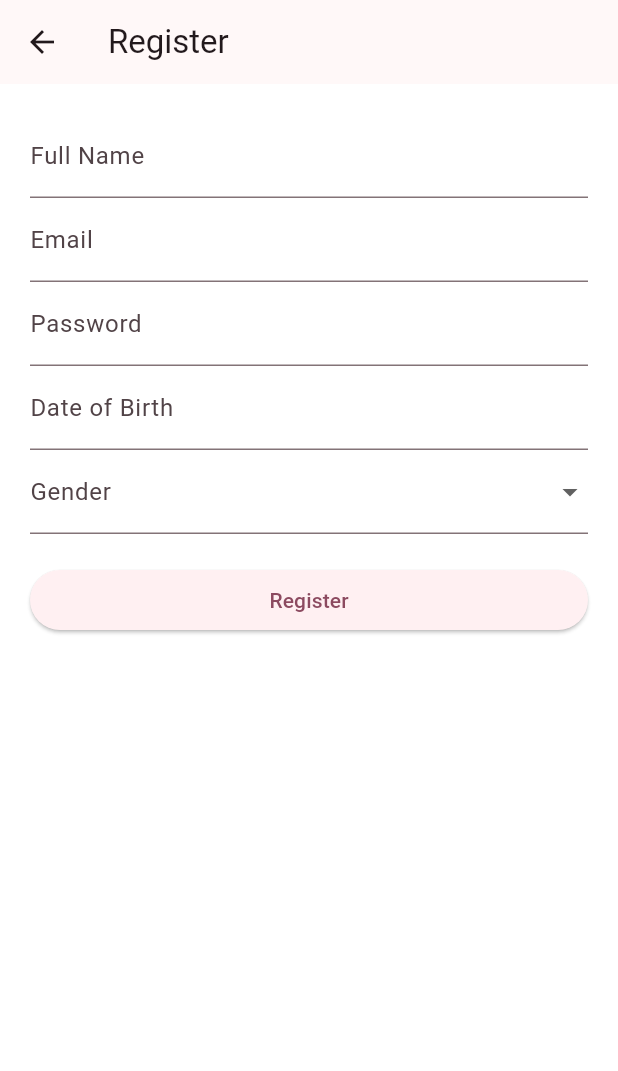
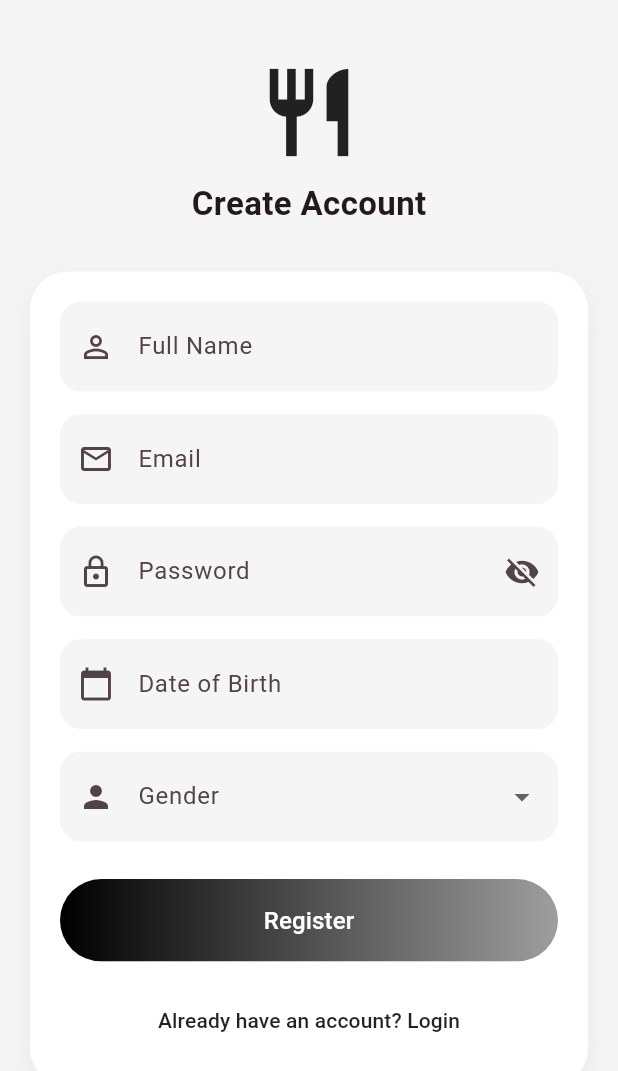
Before and after one commit to MalindaGeethaka/Slate_mobile, a Flutter app: the screen it shows after launch, after a tap on "Register", on a phone screen of 412 x 824 dp. Shown: the top 1071 px of the screen. Run offline on Flutter 3.47's test engine with Material 3 defaults, Android fonts, the phone set to English and light mode, and no system bars; our stand-ins replace google_fonts; network calls fail.

Commit message:
create about us.modify cart,register page and explore page

```diff
--- a/lib/features/auth/register_screen.dart
+++ b/lib/features/auth/register_screen.dart
@@ -17,6 +17,7 @@ class _RegisterScreenState extends State<RegisterScreen> {
   final TextEditingController passwordController = TextEditingController();
   final TextEditingController dobController = TextEditingController();
 
+  bool obscurePassword = true;
   String gender = "";
 
   Future<void> registerUser() async {
@@ -40,7 +41,6 @@ class _RegisterScreenState extends State<RegisterScreen> {
       ScaffoldMessenger.of(
         context,
       ).showSnackBar(SnackBar(content: Text(data["message"])));
-
       Navigator.pop(context);
     } else {
       ScaffoldMessenger.of(
@@ -49,57 +49,185 @@ class _RegisterScreenState extends State<RegisterScreen> {
     }
   }
 
+  InputDecoration customInput(String label, IconData icon) {
+    return InputDecoration(
+      labelText: label,
+      prefixIcon: Icon(icon),
+      filled: true,
+      fillColor: Colors.grey[100],
+      contentPadding: const EdgeInsets.symmetric(vertical: 18),
+      border: OutlineInputBorder(
+        borderRadius: BorderRadius.circular(14),
+        borderSide: BorderSide.none,
+      ),
+    );
+  }
+
   @override
   Widget build(BuildContext context) {
     return Scaffold(
-      appBar: AppBar(title: const Text("Register")),
-      body: Padding(
+      backgroundColor: const Color(0xFFF5F5F5),
+      body: SafeArea(
+        child: SingleChildScrollView(
+          child: Column(
+            children: [
+              const SizedBox(height: 40),
+
+              /// LOGO / TITLE
+              const Icon(Icons.restaurant, size: 70),
+              const SizedBox(height: 10),
+              const Text(
+                "Create Account",
+                style: TextStyle(fontSize: 22, fontWeight: FontWeight.bold),
+              ),
+
+              const SizedBox(height: 30),
+
+              /// WHITE CARD
+              Container(
+                margin: const EdgeInsets.symmetric(horizontal: 20),
                 padding: const EdgeInsets.all(20),
+                decoration: BoxDecoration(
+                  color: Colors.white,
+                  borderRadius: BorderRadius.circular(25),
+                  boxShadow: [
+                    BoxShadow(
+                      color: Colors.grey.withOpacity(0.15),
+                      blurRadius: 15,
+                      offset: const Offset(0, 6),
+                    ),
+                  ],
+                ),
                 child: Form(
                   key: _formKey,
-          child: ListView(
+                  child: Column(
                     children: [
+                      /// NAME
                       TextFormField(
                         controller: nameController,
-                decoration: const InputDecoration(labelText: "Full Name"),
+                        decoration: customInput(
+                          "Full Name",
+                          Icons.person_outline,
+                        ),
                       ),
 
+                      const SizedBox(height: 15),
+
+                      /// EMAIL
                       TextFormField(
                         controller: emailController,
-                decoration: const InputDecoration(labelText: "Email"),
+                        decoration: customInput("Email", Icons.email_outlined),
                       ),
 
+                      const SizedBox(height: 15),
+
+                      /// PASSWORD
                       TextFormField(
                         controller: passwordController,
-                decoration: const InputDecoration(labelText: "Password"),
-                obscureText: true,
+                        obscureText: obscurePassword,
+                        decoration: customInput("Password", Icons.lock_outline)
+                            .copyWith(
+                              suffixIcon: IconButton(
+                                icon: Icon(
+                                  obscurePassword
+                                      ? Icons.visibility_off
+                                      : Icons.visibility,
+                                ),
+                                onPressed: () {
+                                  setState(() {
+                                    obscurePassword = !obscurePassword;
+                                  });
+                                },
+                              ),
+                            ),
                       ),
 
+                      const SizedBox(height: 15),
+
+                      /// DOB
                       TextFormField(
                         controller: dobController,
-                decoration: const InputDecoration(labelText: "Date of Birth"),
+                        decoration: customInput(
+                          "Date of Birth",
+                          Icons.calendar_today,
+                        ),
                       ),
 
+                      const SizedBox(height: 15),
+
+                      /// GENDER
                       DropdownButtonFormField<String>(
-                initialValue: gender.isEmpty ? null : gender,
+                        value: gender.isEmpty ? null : gender,
+                        decoration: customInput("Gender", Icons.person),
                         items: const [
                           DropdownMenuItem(value: "Male", child: Text("Male")),
-                  DropdownMenuItem(value: "Female", child: Text("Female")),
+                          DropdownMenuItem(
+                            value: "Female",
+                            child: Text("Female"),
+                          ),
                         ],
                         onChanged: (value) {
                           setState(() {
                             gender = value!;
                           });
                         },
-                decoration: const InputDecoration(labelText: "Gender"),
                       ),
 
-              const SizedBox(height: 20),
+                      const SizedBox(height: 25),
 
-              ElevatedButton(
+                      /// REGISTER BUTTON
+                      SizedBox(
+                        width: double.infinity,
+                        height: 55,
+                        child: ElevatedButton(
+                          style: ElevatedButton.styleFrom(
+                            shape: RoundedRectangleBorder(
+                              borderRadius: BorderRadius.circular(30),
+                            ),
+                            padding: EdgeInsets.zero,
+                            elevation: 0,
+                          ),
                           onPressed: registerUser,
-                child: const Text("Register"),
+                          child: Ink(
+                            decoration: const BoxDecoration(
+                              gradient: LinearGradient(
+                                colors: [Colors.black, Colors.grey],
                               ),
+                              borderRadius: BorderRadius.all(
+                                Radius.circular(30),
+                              ),
+                            ),
+                            child: const Center(
+                              child: Text(
+                                "Register",
+                                style: TextStyle(
+                                  fontSize: 16,
+                                  color: Colors.white,
+                                ),
+                              ),
+                            ),
+                          ),
+                        ),
+                      ),
+
+                      const SizedBox(height: 15),
+
+                      /// LOGIN TEXT
+                      TextButton(
+                        onPressed: () {
+                          Navigator.pop(context);
+                        },
+                        child: const Text(
+                          "Already have an account? Login",
+                          style: TextStyle(color: Colors.black87),
+                        ),
+                      ),
+                    ],
+                  ),
+                ),
+              ),
+
+              const SizedBox(height: 40),
             ],
           ),
         ),
--- a/lib/features/cart/cart_screen.dart
+++ b/lib/features/cart/cart_screen.dart
@@ -76,7 +76,7 @@ class CartScreen extends StatelessWidget {
                                 IconButton(
                                   icon: const Icon(Icons.remove),
                                   onPressed: () {
-                                    cart.decreaseQuantity(item['id']);
+                                    cart.decreaseQuantity(item['_id']);
                                   },
                                 ),
                                 Text(
@@ -88,7 +88,7 @@ class CartScreen extends StatelessWidget {
                                 IconButton(
                                   icon: const Icon(Icons.add),
                                   onPressed: () {
-                                    cart.increaseQuantity(item['id']);
+                                    cart.increaseQuantity(item['_id']);
                                   },
                                 ),
                               ],
--- a/lib/features/hero/hero_screen.dart
+++ b/lib/features/hero/hero_screen.dart
@@ -22,9 +22,9 @@ class HeroPage extends StatelessWidget {
           mainAxisAlignment: MainAxisAlignment.center,
           children: [
             const Text(
-              'Welcome to Slate',
+              'The Slate',
               style: TextStyle(
-                fontSize: 36,
+                fontSize: 38,
                 fontWeight: FontWeight.bold,
                 color: Color.fromARGB(255, 255, 255, 255),
               ),
--- a/pubspec.yaml
+++ b/pubspec.yaml
@@ -36,6 +36,7 @@ dependencies:
   shared_preferences: ^2.1.1
   flutter_svg: ^2.0.7
   google_fonts: ^6.1.0
+  url_launcher: ^6.2.6
 
   # The following adds the Cupertino Icons font to your application.
   # Use with the CupertinoIcons class for iOS style icons.
```
Also changed, not shown: lib/features/home/aboutUs_screen.dart (added, +131 -0 lines), lib/features/home/explore_screen.dart (+21 -3 lines), lib/providers/cart_provider.dart (+4 -9 lines), pubspec.lock, 5 other files. Lines whose indentation alone changed are shown as unchanged.
